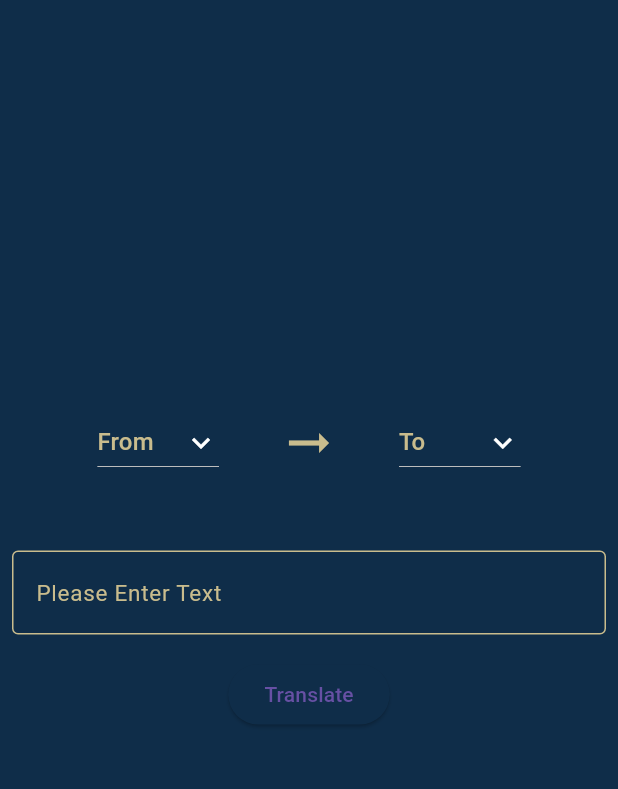
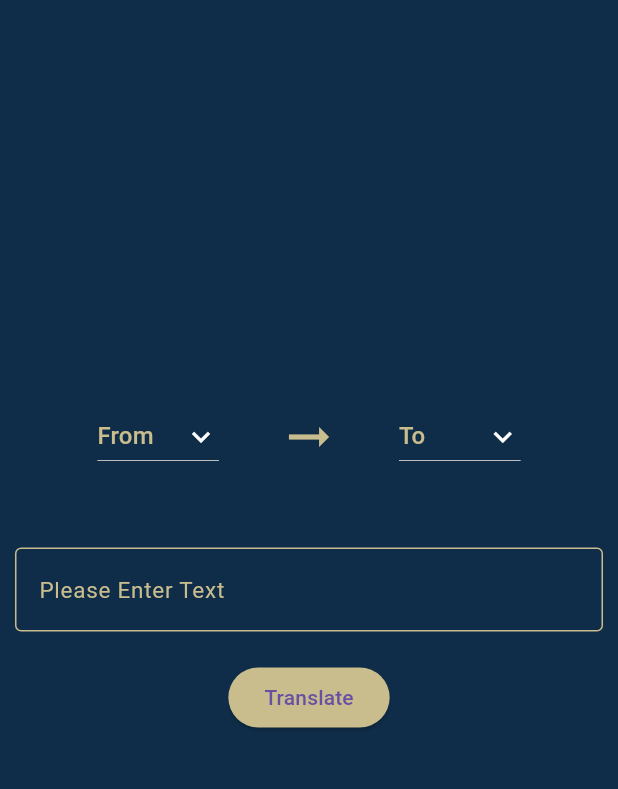
Before and after one commit to shyamdave710/language_translator_App_Flutter, a Flutter app: the screen it shows after launch, after a tap on "Translate", on a phone screen of 412 x 824 dp, the part 63-852 px from its top. Run offline on Flutter 3.47's test engine with Material 3 defaults, Android fonts, the phone set to English and light mode, and no system bars; missing offline and left inert: translator.

Commit message:
All the things done

```diff
--- a/lib/language_translator_page.dart
+++ b/lib/language_translator_page.dart
@@ -14,34 +14,28 @@ class _LanguageTranslationPageState extends State<LanguageTranslationPage> {
   var originLanguage = "From";
   var destinationLanguage = "To";
   var output = "";
-  TextEditingController message = TextEditingController();
+  TextEditingController messageController = TextEditingController();
 
-  void translate(String src, String dest,String input) async{
-    GoogleTranslator translator=new GoogleTranslator();
-    var translation = await translator.translate(input,from: src,to: dest);
+  void translate(String src, String dest, String input) async {
+    GoogleTranslator translator = GoogleTranslator();
+    var translation = await translator.translate(input, from: src, to: dest);
     setState(() {
       output = translation.text.toString();
     });
-    if(src=="--" || dest=="--")
-      {
+    if (src == "--" || dest == "--") {
       setState(() {
         output = "Failed to translate";
       });
     }
   }
 
-  String getLanguageCode(String language){
-    if(language=="English")
-      {
+  String getLanguageCode(String language) {
+    if (language == "English") {
       return "en";
-      }
-    else if(language=="Hindi")
-      {
+    } else if (language == "Hindi") {
       return "hi";
-      }
-    else if(language=="Gujarati")
-      {
-        return "guj";
+    } else if (language == "Gujarati") {
+      return "gu";
     }
     return "--";
   }
@@ -51,21 +45,21 @@ class _LanguageTranslationPageState extends State<LanguageTranslationPage> {
     return Scaffold(
       backgroundColor: const Color.fromRGBO(15, 45, 73, 1.0),
       appBar: AppBar(
-        title: Text(
+        title: const Text(
           "Language Translator",
           style: TextStyle(
               color: Color.fromRGBO(201, 188, 141, 1.0),
               fontWeight: FontWeight.w600),
         ),
         centerTitle: true,
-        backgroundColor: Color.fromRGBO(15, 45, 73, 1.0),
+        backgroundColor: const Color.fromRGBO(15, 45, 73, 1.0),
         elevation: 0,
       ),
       body: Center(
         child: SingleChildScrollView(
           child: Column(
             children: [
-              SizedBox(
+              const SizedBox(
                 height: 50,
               ),
               Row(
@@ -74,8 +68,8 @@ class _LanguageTranslationPageState extends State<LanguageTranslationPage> {
                   DropdownButton(
                     items: language.map((String dropDownStringItem) {
                       return DropdownMenuItem(
+                        value: dropDownStringItem,
                         child: Text(dropDownStringItem),
-                        value: dropDownStringItem,
                       );
                     }).toList(),
                     onChanged: (String? value) {
@@ -83,33 +77,30 @@ class _LanguageTranslationPageState extends State<LanguageTranslationPage> {
                         originLanguage = value!;
                       });
                     },
-                    focusColor: Colors.white,
-                    iconDisabledColor: Colors.white,
-                    iconEnabledColor: Colors.white,
                     hint: Text(
                       originLanguage,
                       style:
-                          TextStyle(color: Color.fromRGBO(201, 188, 141, 1.0)),
+                          const TextStyle(color: Color.fromRGBO(201, 188, 141, 1.0)),
                     ),
                     dropdownColor: Colors.white,
-                    icon: Icon(Icons.keyboard_arrow_down),
+                    icon: const Icon(Icons.keyboard_arrow_down,color: Colors.white,),
                   ),
-                  SizedBox(
+                  const SizedBox(
                     width: 40,
                   ),
-                  Icon(
+                  const Icon(
                     Icons.arrow_right_alt_outlined,
                     color: Color.fromRGBO(201, 188, 141, 1.0),
                     size: 40,
                   ),
-                  SizedBox(
+                  const SizedBox(
                     width: 40,
                   ),
                   DropdownButton(
                     items: language.map((String dropDownStringItem) {
                       return DropdownMenuItem(
+                        value: dropDownStringItem,
                         child: Text(dropDownStringItem),
-                        value: dropDownStringItem,
                       );
                     }).toList(),
                     onChanged: (String? value) {
@@ -117,31 +108,28 @@ class _LanguageTranslationPageState extends State<LanguageTranslationPage> {
                         destinationLanguage = value!;
                       });
                     },
-                    focusColor: Colors.white,
-                    iconDisabledColor: Colors.white,
-                    iconEnabledColor: Colors.white,
                     hint: Text(
                       destinationLanguage,
                       style:
-                          TextStyle(color: Color.fromRGBO(201, 188, 141, 1.0)),
+                          const TextStyle(color: Color.fromRGBO(201, 188, 141, 1.0)),
                     ),
                     dropdownColor: Colors.white,
-                    icon: Icon(Icons.keyboard_arrow_down),
+                    icon:  const Icon(Icons.keyboard_arrow_down,color: Colors.white),
                   ),
                 ],
               ),
-              SizedBox(
+              const SizedBox(
                 height: 40,
               ),
               Padding(
-                padding: EdgeInsets.all(8),
+                padding: const EdgeInsets.all(10),
                 child: TextFormField(
-                  cursorColor: Color.fromRGBO(201, 188, 141, 1.0),
+                  cursorColor: const Color.fromRGBO(201, 188, 141, 1.0),
                   autofocus: false,
-                  style: TextStyle(
+                  style: const TextStyle(
                     color: Color.fromRGBO(201, 188, 141, 1.0),
                   ),
-                  decoration: InputDecoration(
+                  decoration: const InputDecoration(
                     // Styles for the text field decoration
                     labelText: 'Please Enter Text',
                     labelStyle: TextStyle(
@@ -156,6 +144,13 @@ class _LanguageTranslationPageState extends State<LanguageTranslationPage> {
                         width: 2, // Width of the border line
                       ),
                     ),
+                    focusedBorder: OutlineInputBorder(
+                      borderRadius: BorderRadius.all(Radius.circular(50)),
+                      borderSide: BorderSide(
+                        color:Color.fromRGBO(201, 188, 141, 1.0),
+                        width: 2,
+                      ),
+                    ),
                     enabledBorder: OutlineInputBorder(
                       // Style for the focused border
                       borderSide: BorderSide(
@@ -163,24 +158,39 @@ class _LanguageTranslationPageState extends State<LanguageTranslationPage> {
                     ),
                     errorStyle: TextStyle(color: Colors.red, fontSize: 15),
                   ),
-                  controller: message,
-                  validator: (value)  {
-                    if(value==null || value.isEmpty)
-                      {
+                  controller: messageController,
+                  validator: (value) {
+                    if (value == null || value.isEmpty) {
                       return 'Please Enter Some Text To Translate';
                     }
                     return null;
                   },
                 ),
               ),
-              Padding(padding: EdgeInsets.all(8),
+              Padding(
+                padding: const EdgeInsets.all(10),
                 child: ElevatedButton(
-                  style: ElevatedButton.styleFrom(primary: Color.fromRGBO(15, 45, 73, 1.0)),
-                  onPressed: (){
-                    translate(originLanguage, getLanguageCode(destinationLanguage), message.text.toString());
-                  }, child: Text("Translate")),),
-              SizedBox(height: 40,),
-              Text("\n$output",style: TextStyle(color:Color.fromRGBO(201, 188, 141, 1.0),),),
+                    style: ElevatedButton.styleFrom(
+                        backgroundColor: const Color.fromRGBO(201, 188, 141, 1.0)),
+                    onPressed: () {
+                      setState(() {
+                        translate(
+                            getLanguageCode(originLanguage),
+                            getLanguageCode(destinationLanguage),
+                            messageController.text.toString());
+                      });
+                    },
+                    child: const Text("Translate")),
+              ),
+              const SizedBox(
+                height: 40,
+              ),
+              Text(
+                "\n$output",
+                style: const TextStyle(
+                  color: Color.fromRGBO(201, 188, 141, 1.0),
+                ),
+              ),
             ],
           ),
         ),
```
Lines whose indentation alone changed are shown as unchanged.
